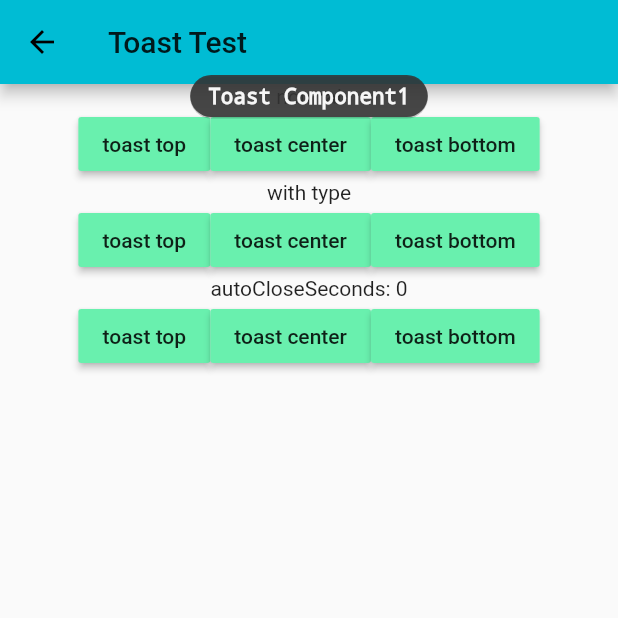
After one commit to zero9527/fluttertest, a Flutter app: the ToastTest screen opened by its route, after a tap on "toast top", on a phone screen of 412 x 824 dp, the top half of it. The commit adds this screen. Run offline on Flutter 3.47's test engine with Material 2 defaults, Android fonts, the phone set to English and light mode, and no system bars; our stand-ins replace chewie, dio, video_player.

Commit message:
Toast组件封装

````diff
--- a/lib/components/list-comp.dart
+++ b/lib/components/List-Comp/index.dart
@@ -78,7 +78,7 @@ class ListState extends State<ListComp> {
     _scrollController.addListener(onListScroll);
   }
 
-  // 列表滚动
+  /// 列表滚动
   void onListScroll() {
     // 是否到达底部
     bool reachBottom = _scrollController.position.pixels == _scrollController.position.maxScrollExtent;
@@ -90,7 +90,7 @@ class ListState extends State<ListComp> {
     }
   }
 
-  // 监听一次 build 渲染完成
+  /// 监听一次 build 渲染完成
   void layoutRenderedListener() {
     WidgetsBinding.instance.addPostFrameCallback(layoutRenderedCallback);
   }
@@ -126,7 +126,8 @@ class ListState extends State<ListComp> {
     return widget.onRefresh();
   }
 
-  Widget listItem(item, int index) {
+  /// 构建 ListItem
+  Widget _buildListItem(item, int index) {
     return Container(
       margin: widget.margin,
       decoration: widget.decoration,
@@ -147,7 +148,8 @@ class ListState extends State<ListComp> {
     );
   }
 
-  Widget loadingItem() {
+  /// 构建加载项
+  Widget _buildLoadingItem() {
     return Container(
       padding: const EdgeInsets.symmetric(vertical: 10),
       child: Row(
@@ -210,9 +212,9 @@ class ListState extends State<ListComp> {
             widget.dataList.length == 0 ||
             index == _dataList.length-1
           ) {
-            return loadingItem();
+            return _buildLoadingItem();
           }
-          return listItem(_dataList[index], index);
+          return _buildListItem(_dataList[index], index);
         }
       ),
     );
--- /dev/null
+++ b/lib/components/Toast/index.dart
@@ -0,0 +1,350 @@
+import 'package:flutter/material.dart';
+import 'dart:async';
+
+/// Color(0xdf333333)
+const initialColor = Color(0xdf333333);
+/// Color(0xfff6f6f6)
+const initialTextColor = Color(0xfff6f6f6);
+
+class Toast {
+  /// ### Toast 提示小弹窗
+  ///
+  /// * context: BuildContext `@required`
+  /// * position：'top', 'center', 'bottom'; `default: 'center'`
+  /// * animation：动画
+  /// * color：背景颜色，`使用text，而不是child有效`
+  /// * textColor：文字颜色，`使用text，而不是child有效`
+  /// * autoCloseSeconds：自动关闭时间(秒), `default: 2`
+  /// * borderRadius：圆角
+  /// * type：类型样式：Toast.success, Toast.warning, Toast.failed
+  /// * text: 文本
+  /// * child：内容 Widget
+
+  Toast({
+    @required this.context,
+    this.position = 'center',
+    this.animation,
+    this.padding = const EdgeInsets.symmetric(vertical: 6, horizontal: 12),
+    this.color = initialColor,
+    this.textColor = initialTextColor,
+    this.autoCloseSeconds = 2,
+    this.borderRadius = 60,
+    this.type,
+    this.text,
+    this.child,
+  }) {
+    _build(this.context);
+  }
+
+  /// context: BuildContext
+  final BuildContext context;
+  /// position：'top', 'center', 'bottom'; `default: 'center'`
+  final String position;
+  /// 出现动画
+  final String animation;
+  /// padding
+  final EdgeInsetsGeometry padding;
+  /// background
+  final Color color;
+  /// textColor
+  final Color textColor;
+  /// autoCloseSeconds: 自动关闭时间(秒)
+  final int autoCloseSeconds;
+  /// type: 类型样式：Toast.success, Toast.warning, Toast.failed, 或自定义格式：
+  /// ```
+  /// static Map<String, dynamic> success = {
+  ///  'color': Color(0xdf66bb61),
+  ///  'textColor': Colors.white,
+  ///  'icon': Icons.check_circle
+  ///};
+  /// ```
+  final Map type;
+  /// 圆角
+  final double borderRadius;
+  /// 文本
+  final String text;
+  /// child
+  final Widget child;
+
+  /// type: 类型样式: success
+  static Map<String, dynamic> success = {
+    'color': Color(0xdf66bb61),
+    'textColor': Colors.white,
+    'icon': Icons.check_circle
+  };
+
+  /// type: 类型样式: warnning
+  static Map warnning = {
+    'color': Color(0xdfffa000),
+    'textColor': Colors.white,
+    'icon': Icons.info
+  };
+
+  /// type: 类型样式: failed
+  static Map failed = {
+    'color': Color(0xdfef5350),
+    'textColor': Colors.white,
+    'icon': Icons.error_outline
+  };
+
+  OverlayEntry overlayEntry;
+  Timer autoCloseTimer;
+
+  void _build(BuildContext context) {
+    // 自动关闭
+    if (this.autoCloseSeconds != 0) {
+      if (autoCloseTimer != null) autoCloseTimer.cancel();
+      autoCloseTimer = Timer(Duration(seconds: this.autoCloseSeconds), () {
+        overlayEntry.remove();
+        overlayEntry = null;
+      });
+    }
+
+    OverlayState overlaystate = Overlay.of(context);
+
+    if (overlayEntry == null) {
+      overlayEntry = OverlayEntry(
+        builder: (BuildContext context) => SafeArea(
+          child: GestureDetector(
+            onTap: toastClick,
+            child: BuildToastContent(
+              position: this.position,
+              // animation: this.animation,
+              padding: this.padding,
+              color: this.color,
+              textColor: this.textColor,
+              autoCloseSeconds: this.autoCloseSeconds,
+              borderRadius: this.borderRadius,
+              type: this.type,
+              text: this.text,
+              child: this.child,
+            ),
+          ),
+        )
+      );
+
+      overlaystate.insert(overlayEntry);
+    } else {
+      overlayEntry.markNeedsBuild();
+    }
+  }
+
+  void toastClick() {
+    if (this.autoCloseSeconds == 0) {
+      overlayEntry.remove();
+      overlayEntry = null;
+    }
+  }
+}
+
+class BuildToastContent extends StatefulWidget {
+  BuildToastContent({
+    Key key,
+    this.position,
+    // this.animation,
+    this.padding,
+    this.color,
+    this.textColor,
+    this.autoCloseSeconds,
+    this.borderRadius,
+    this.type,
+    this.text,
+    this.child,
+  }) : super(key: key);
+
+  /// position：'top', 'center', 'bottom'; `default: 'center'`
+  final String position;
+  /// 出现动画
+  // final String animation;
+  /// padding
+  final EdgeInsetsGeometry padding;
+  /// background
+  final Color color;
+  /// textColor
+  final Color textColor;
+  /// autoCloseSeconds: 自动关闭时间(秒)
+  final int autoCloseSeconds;
+  /// type: 类型样式：Toast.success, Toast.warning, Toast.failed
+  final Map type;
+  /// 圆角
+  final double borderRadius;
+  /// 文本
+  final String text;
+  /// child
+  final Widget child;
+
+  @override
+  BuildToastContentState createState() => BuildToastContentState();
+}
+
+class BuildToastContentState extends State<BuildToastContent> with TickerProviderStateMixin {
+  BuildToastContentState() : super();
+
+  Animation _slideAnimation;
+  AnimationController _slideController;
+
+  @override
+  void initState() {
+    Map tweenConfig = {
+      'top': {
+        'begin': 30.0,
+        'end': 50.0
+      },
+      'center': {
+        'begin': 0.0,
+        'end': 0.0
+      },
+      'bottom': {
+        'begin': 80.0,
+        'end': 100.0
+      },
+    };
+
+    _slideController = AnimationController(
+      duration: Duration(milliseconds: 300),
+      vsync: this
+    );
+
+    Tween<double> _tween = Tween<double>(
+      begin: tweenConfig[widget.position]['begin'],
+      end: tweenConfig[widget.position]['end']
+    );
+    _slideAnimation = _tween.animate(_slideController);
+    _slideAnimation.addListener(() {
+      setState(() {});
+    });
+
+    _slideAnimation.addStatusListener((status) {});
+
+    super.initState();
+  }
+
+  /// 构建内容
+  Widget _buildToastContent() {
+    // 公共部分内容
+    Widget content = Container(
+      constraints: BoxConstraints(
+        maxWidth: MediaQuery.of(context).size.width * 0.92
+      ),
+      padding: widget.padding,
+      decoration: BoxDecoration(
+        color: widget.type != null
+          ? widget.type['color']
+          : widget.color,
+        borderRadius: BorderRadius.all(
+          Radius.circular(widget.borderRadius)
+        ),
+        boxShadow: [
+          BoxShadow(
+            color: Color.fromRGBO(0, 0, 0, 0.2),
+            offset: Offset(0, 1),
+          )
+        ]
+      ),
+      child: Row(
+        mainAxisSize: MainAxisSize.min,
+        children: <Widget>[
+          _generateTypeIcon(),
+          Flexible(
+            child: widget.child != null
+              ? widget.child
+              : Text('${widget.text}',
+                  style: TextStyle(
+                    color: widget.type != null ? widget.type['textColor'] : widget.textColor,
+                    decoration: TextDecoration.none,
+                    fontSize: 14
+                  ),
+                  textAlign: TextAlign.center,
+                ),
+          ),
+          closeHandler()
+        ],
+      ),
+    );
+
+    switch (widget.position) {
+      case 'top':
+        return Stack(
+          children: <Widget>[
+            Positioned(
+              width: MediaQuery.of(context).size.width,
+              top: _slideAnimation.value,
+              child: Row(
+                mainAxisAlignment: MainAxisAlignment.center,
+                children: <Widget>[
+                  content
+                ],
+              )
+            )
+          ],
+        );
+      case 'bottom':
+        return Stack(
+          children: <Widget>[
+            Positioned(
+              width: MediaQuery.of(context).size.width,
+              bottom: _slideAnimation.value,
+              child: Row(
+                mainAxisAlignment: MainAxisAlignment.center,
+                children: <Widget>[
+                  content
+                ],
+              )
+            )
+          ],
+        );
+      case 'center':
+        return Center(
+          child: content,
+        );
+      default:
+        return Center(
+          child: content,
+        );
+    }
+  }
+
+  /// type 部位null时，显示类型图标
+  Widget _generateTypeIcon() {
+    return widget.type != null
+      ? Container(
+        margin: const EdgeInsets.only(right: 10),
+        child: Icon(widget.type['icon'],
+          color: widget.type != null
+            ? widget.type['textColor']
+            : Colors.white,
+          ),
+      )
+      : Container(width: 0, height: 0);
+  }
+
+  /// autoCloseSeconds: 为0时，显示关闭按钮 点击手动关闭
+  Widget closeHandler() {
+    return widget.autoCloseSeconds == 0
+      ? Container(
+        height: 16,
+        width: 16,
+        padding: const EdgeInsets.all(0),
+        margin: const EdgeInsets.only(left: 10),
+        decoration: BoxDecoration(
+          color: widget.type != null
+            ? widget.type['textColor']
+            : Colors.white,
+          shape: BoxShape.circle
+        ),
+        child: Icon(Icons.close,
+          size: 15,
+          color: widget.type != null
+            ? widget.type['color']
+            : widget.color,
+          ),
+      )
+      : Container(width: 0, height: 0);
+  }
+
+  @override
+  Widget build(BuildContext context) {
+    _slideController.forward();
+    return _buildToastContent();
+  }
+}
--- /dev/null
+++ b/lib/components/Toast/toast.test.dart
@@ -0,0 +1,122 @@
+import 'package:flutter/material.dart';
+import 'index.dart';
+
+class ToastTest extends StatefulWidget {
+  ToastTest({ Key key }) : super(key: key);
+
+  @override
+  State<StatefulWidget> createState() => ToastTestState();
+}
+
+class ToastTestState extends State<ToastTest> with TickerProviderStateMixin {
+  ToastTestState() : super();
+
+  @override
+  void initState() {
+    super.initState();
+  }
+
+  void toggleToast({BuildContext context, position, type, autoCloseSeconds = 2, text}) {
+    Toast(
+      context: context,
+      position: position,
+      // text: 'Toast Component Toast Component, Toast组件测试测试ing Toast组件测试测试ing',
+      text: text,
+      type: type,
+      autoCloseSeconds: autoCloseSeconds
+    );
+  }
+
+  @override
+  Widget build(BuildContext context) {
+    return Scaffold(
+      appBar: AppBar(
+        title: Text('Toast Test'),
+      ),
+      body: Container(
+        child: Column(
+          children: <Widget>[
+            Column(
+              crossAxisAlignment: CrossAxisAlignment.center,
+              children: <Widget>[
+                Text('normal'),
+                Row(
+                  mainAxisAlignment: MainAxisAlignment.center,
+                  children: <Widget>[
+                    RaisedButton(
+                      onPressed: () => toggleToast(context: context, position: 'top', text: 'Toast Component1'),
+                      color: Colors.greenAccent,
+                      child: Text('toast top'),
+                    ),
+                    RaisedButton(
+                      onPressed: () => toggleToast(context: context, position: 'center', text: 'Toast Component1'),
+                      color: Colors.greenAccent,
+                      child: Text('toast center'),
+                    ),
+                    RaisedButton(
+                      onPressed: () => toggleToast(context: context, position: 'bottom', text: 'Toast Component1'),
+                      color: Colors.greenAccent,
+                      child: Text('toast bottom'),
+                    ),
+                  ],
+                )
+              ],
+            ),
+            Column(
+              crossAxisAlignment: CrossAxisAlignment.center,
+              children: <Widget>[
+                Text('with type'),
+                Row(
+                  mainAxisAlignment: MainAxisAlignment.center,
+                  children: <Widget>[
+                    RaisedButton(
+                      onPressed: () => toggleToast(context: context, position: 'top', type: Toast.warnning, text: 'Toast Component2'),
+                      color: Colors.greenAccent,
+                      child: Text('toast top'),
+                    ),
+                    RaisedButton(
+                      onPressed: () => toggleToast(context: context, position: 'center', type: Toast.success, text: 'Toast Component2'),
+                      color: Colors.greenAccent,
+                      child: Text('toast center'),
+                    ),
+                    RaisedButton(
+                      onPressed: () => toggleToast(context: context, position: 'bottom', type: Toast.failed, text: 'Toast Component2'),
+                      color: Colors.greenAccent,
+                      child: Text('toast bottom'),
+                    ),
+                  ],
+                )
+              ],
+            ),
+            Column(
+              crossAxisAlignment: CrossAxisAlignment.center,
+              children: <Widget>[
+                Text('autoCloseSeconds: 0'),
+                Row(
+                  mainAxisAlignment: MainAxisAlignment.center,
+                  children: <Widget>[
+                    RaisedButton(
+                      onPressed: () => toggleToast(context: context, position: 'top', type: Toast.warnning, autoCloseSeconds: 0, text: 'Toast Component3'),
+                      color: Colors.greenAccent,
+                      child: Text('toast top'),
+                    ),
+                    RaisedButton(
+                      onPressed: () => toggleToast(context: context, position: 'center', type: Toast.success, autoCloseSeconds: 0, text: 'Toast Component3'),
+                      color: Colors.greenAccent,
+                      child: Text('toast center'),
+                    ),
+                    RaisedButton(
+                      onPressed: () => toggleToast(context: context, position: 'bottom', type: Toast.failed, autoCloseSeconds: 0, text: 'Toast Component3'),
+                      color: Colors.greenAccent,
+                      child: Text('toast bottom'),
+                    ),
+                  ],
+                )
+              ],
+            ),
+          ],
+        ),
+      ),
+    );
+  }
+}
--- a/lib/components/toast.dart
+++ /dev/null
@@ -1,20 +0,0 @@
-import 'package:flutter/material.dart';
-
-class Toast extends Dialog {
-  Toast({ Key key }) : super(key: key);
-
-  @override
-  Widget build(BuildContext context) {
-    return Material(
-      type: MaterialType.transparency, //透明类型
-      child: Center(
-        child: Container(
-          width: 200,
-          height: 200,
-          color: Colors.white,
-          child: Center(child: Text('toast'),),
-        ),
-      )
-    );
-  }
-}
--- a/lib/router.dart
+++ b/lib/router.dart
@@ -4,6 +4,7 @@ import 'views/ListPage/index.dart';
 import 'views/DetailPage/index.dart';
 import 'views/List-Custom/index.dart';
 import 'views/Video/index.dart';
+import 'package:fluttertest/components/Toast/toast.test.dart';
 
 Route<dynamic> generateRoute(RouteSettings settings) {
   switch (settings.name) {
@@ -25,6 +26,10 @@ Route<dynamic> generateRoute(RouteSettings settings) {
       return MaterialPageRoute(
         builder: (context) => Video()
       );
+    case '/toast-test':
+      return MaterialPageRoute(
+        builder: (BuildContext context) => ToastTest()
+      );
     default:
       return MaterialPageRoute(builder: (context) => Home());
   }
--- a/lib/views/Home/index.dart
+++ b/lib/views/Home/index.dart
@@ -2,7 +2,6 @@ import 'package:flutter/material.dart';
 import 'package:fluttertest/components/alert.dart';
 import 'package:fluttertest/components/counter.dart';
 import 'package:fluttertest/components/menu-popup.dart';
-import 'package:fluttertest/components/toast.dart';
 
 class Home extends StatefulWidget {
   Home({Key key}) : super(key: key);
@@ -13,14 +12,8 @@ class Home extends StatefulWidget {
 
 class HomeState extends State<Home> {
 
-  void toggleToast() {
-    showDialog<Null>(
-      context: context, //BuildContext对象
-      barrierDismissible: true,
-      builder: (BuildContext context) {
-        return new Toast();
-      }
-    );
+  void goto(BuildContext context, String routeName) {
+    Navigator.pushNamed(context, routeName);
   }
 
   @override
@@ -85,18 +78,18 @@ class HomeState extends State<Home> {
                   children: <Widget>[
                     RaisedButton(
                       color: Color(0xffffffff),
-                      onPressed: () => Navigator.pushNamed(context, '/list'),
+                      onPressed: () => goto(context, '/list'),
                       child: Text('List'),
                     ),
                     RaisedButton(
                       textColor: Colors.white,
                       color: Colors.blueAccent,
-                      onPressed: () => Navigator.pushNamed(context, '/list-custom'),
+                      onPressed: () => goto(context, '/list-custom'),
                       child: Text('List Custom'),
                     ),
                     RaisedButton(
                       color: Colors.amberAccent,
-                      onPressed: () => Navigator.pushNamed(context, '/video'),
+                      onPressed: () => goto(context, '/video'),
                       child: Text('Video'),
                     ),
                   ],
@@ -106,9 +99,10 @@ class HomeState extends State<Home> {
           ),
           Container(
             child: RaisedButton(
-              onPressed: toggleToast,
-              color: Colors.greenAccent,
-              child: Text('toggle Toast'),
+              onPressed: () => goto(context, '/toast-test'),
+              color: Colors.redAccent,
+              textColor: Colors.white,
+              child: Text('toast-test'),
             ),
           ),
         ],
--- a/lib/views/ListPage/index.dart
+++ b/lib/views/ListPage/index.dart
@@ -1,6 +1,6 @@
 import 'package:flutter/material.dart';
 import 'dart:async';
-import 'package:fluttertest/components/list-comp.dart';
+import 'package:fluttertest/components/List-Comp/index.dart';
 
 abstract class IListItem {
   int id;
````
